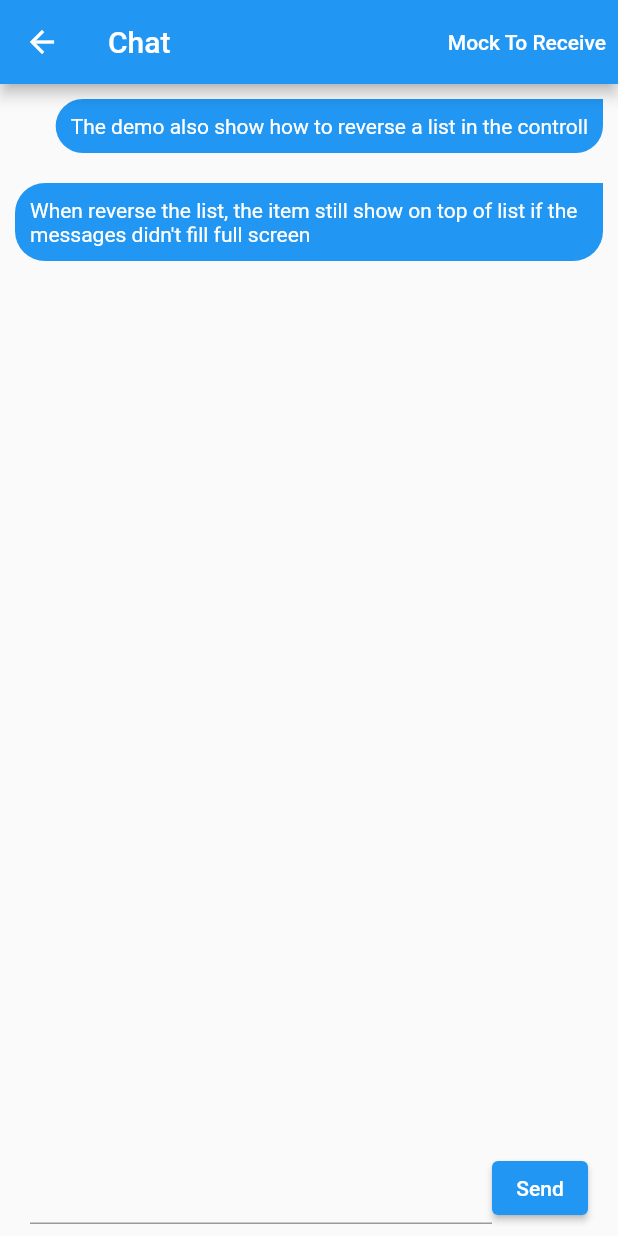
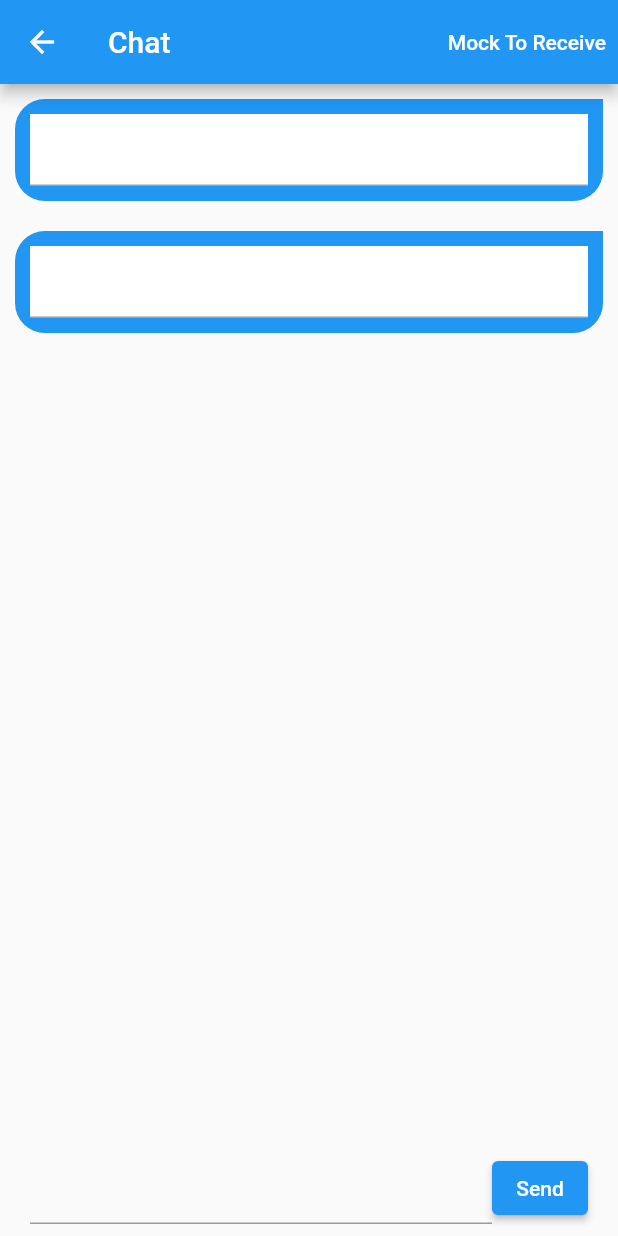
Before and after one commit to robert-luoqing/flutter_list_view, a Flutter app: the Chat screen opened by its route, on a phone screen of 412 x 824 dp. Run offline on Flutter 3.47's test engine with Material 2 defaults, Android fonts, the phone set to English and light mode, and no system bars; drawn by our look-alikes of pull_to_refresh; our stand-ins replace flutter_html, shimmer.

Commit message:
Fixed touch not correct issue

```diff
--- a/example/lib/chat.dart
+++ b/example/lib/chat.dart
@@ -236,12 +236,13 @@ class _ChatState extends State<Chat> {
                           topRight: Radius.circular(20),
                           bottomLeft: Radius.circular(20),
                           bottomRight: Radius.circular(20))),
-              child: Padding(
-                padding: const EdgeInsets.all(10.0),
-                child: Text(
-                  msg.msg,
-                  style: const TextStyle(fontSize: 14.0, color: Colors.white),
-                ),
+              child:  Padding(
+                padding:const EdgeInsets.all(10.0),
+                // child: Text(
+                //   msg.msg,
+                //   style: const TextStyle(fontSize: 14.0, color: Colors.white),
+                // ),
+                 child: Container(color: Colors.white, child:const TextField()),
               ),
             ),
           ),
--- a/lib/src/flutter_list_view_render.dart
+++ b/lib/src/flutter_list_view_render.dart
@@ -398,15 +398,17 @@ class FlutterListViewRender extends RenderSliver
 
   double _getPaintExtent(double origPaintExtent) {
     if (childManager.firstItemAlign == FirstItemAlign.end) {
-      if (origPaintExtent < constraints.viewportMainAxisExtent) {
-        // print(
-        //     "------>scrollOffset:${constraints.scrollOffset}, cacheOrigin:${constraints.cacheOrigin}, remainCache: ${constraints.remainingCacheExtent}, remainPain: ${constraints.remainingPaintExtent}");
+      var totalItemHeight = childManager.totalItemHeight;
+      if (totalItemHeight < constraints.viewportMainAxisExtent) {
         var remain =
             constraints.viewportMainAxisExtent - constraints.scrollOffset;
+        var result = constraints.viewportMainAxisExtent;
+        // print(
+        //     "------>scrollOffset:${constraints.scrollOffset},remainCache: ${constraints.remainingCacheExtent}, remainPain: ${constraints.remainingPaintExtent}, result: $result");
         if (constraints.remainingPaintExtent < remain) {
-          return constraints.remainingPaintExtent;
+          result = constraints.remainingPaintExtent;
         }
-        return constraints.viewportMainAxisExtent;
+        return result;
       }
     }
     return origPaintExtent;
@@ -414,8 +416,11 @@ class FlutterListViewRender extends RenderSliver
 
   double _getCacheExtent(double origCacehExtent) {
     if (childManager.firstItemAlign == FirstItemAlign.end) {
-      if (origCacehExtent < constraints.viewportMainAxisExtent) {
-        return constraints.viewportMainAxisExtent;
+      var totalItemHeight = childManager.totalItemHeight;
+      if (totalItemHeight < constraints.viewportMainAxisExtent) {
+        if (origCacehExtent < constraints.viewportMainAxisExtent) {
+          return constraints.viewportMainAxisExtent;
+        }
       }
     }
     return origCacehExtent;
```
